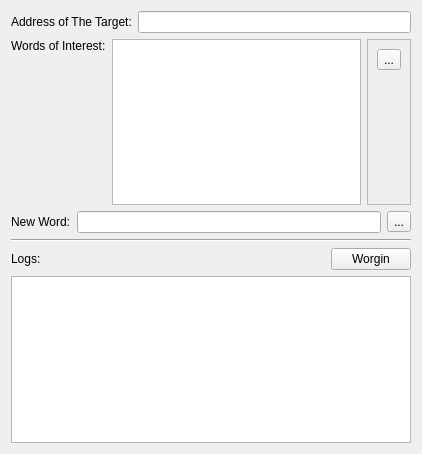
omortie/worgin, file worginform.ui: the form before one commit.
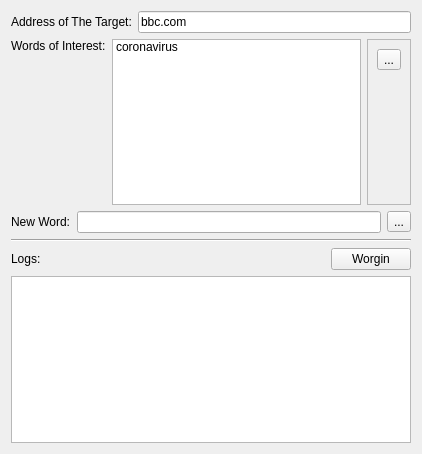
The form after the commit. Icons and pictures are not drawn.

Commit message: connected ui to the worgin core

```diff
--- a/worginform.ui
+++ b/worginform.ui
@@ -30,7 +30,11 @@
         </widget>
        </item>
        <item>
-        <widget class="QLineEdit" name="addressEdit"/>
+        <widget class="QLineEdit" name="addressEdit">
+         <property name="text">
+          <string>bbc.com</string>
+         </property>
+        </widget>
        </item>
       </layout>
      </item>
@@ -47,7 +51,13 @@
         </widget>
        </item>
        <item>
-        <widget class="QListWidget" name="wordsList"/>
+        <widget class="QListWidget" name="wordsList">
+         <item>
+          <property name="text">
+           <string>coronavirus</string>
+          </property>
+         </item>
+        </widget>
        </item>
        <item>
         <widget class="QFrame" name="frame">
```
Left out of the diff: 6 changed lines with no effect on the pictures. The commit also changes 2 other files.
